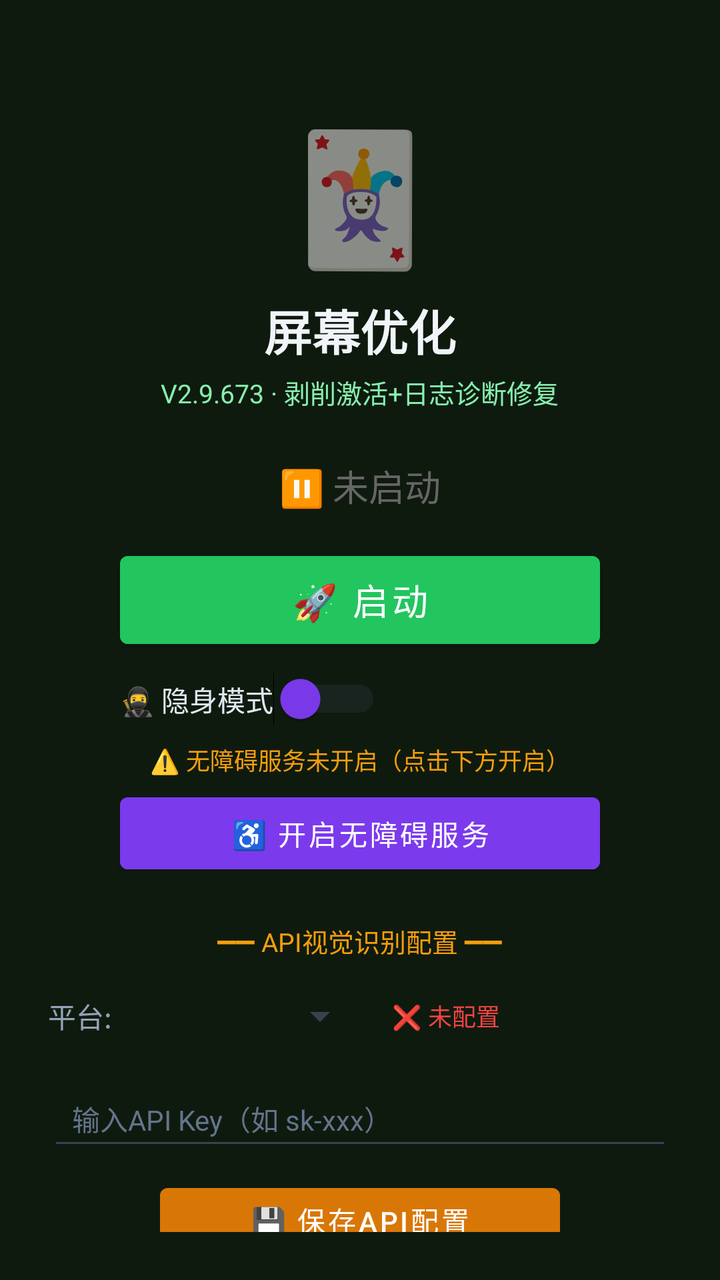
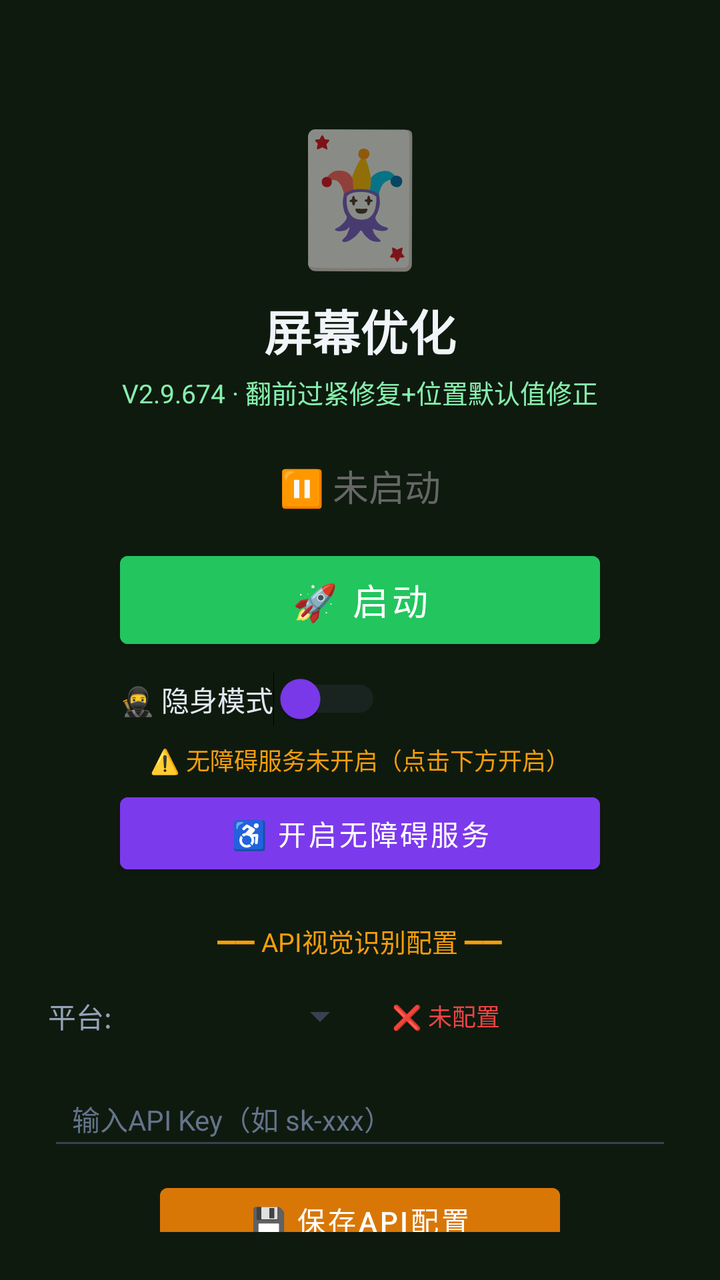

Screens rendered from an Android XML layout before and after an edit, with the pre-edit source and the edit as a unified diff.
<!-- AndroidManifest.xml: activity theme Theme.MjScreenshot -->
<!-- res/layout/activity_main.xml -->
<?xml version="1.0" encoding="utf-8"?>
<LinearLayout xmlns:android="http://schemas.android.com/apk/res/android"
    android:layout_width="match_parent"
    android:layout_height="match_parent"
    android:orientation="vertical"
    android:background="#0f1a0f"
    android:padding="24dp"
    android:gravity="center_horizontal">

    <TextView
        android:layout_width="wrap_content"
        android:layout_height="wrap_content"
        android:text="🃏"
        android:textSize="64sp"
        android:layout_marginTop="30dp" />

    <TextView
        android:layout_width="wrap_content"
        android:layout_height="wrap_content"
        android:text="屏幕优化"
        android:textSize="24sp"
        android:textColor="#f1f5f9"
        android:textStyle="bold"
        android:layout_marginTop="8dp" />

    <TextView
        android:layout_width="wrap_content"
        android:layout_height="wrap_content"
        android:text="V2.9.673 · 剥削激活+日志诊断修复"
        android:textSize="13sp"
        android:textColor="#86efac"
        android:layout_marginTop="4dp" />

    <TextView
        android:id="@+id/tvStatus"
        android:layout_width="wrap_content"
        android:layout_height="wrap_content"
        android:text="⏸ 未启动"
        android:textSize="18sp"
        android:textColor="#666666"
        android:layout_marginTop="24dp" />

    <Button
        android:id="@+id/btnStart"
        android:layout_width="240dp"
        android:layout_height="56dp"
        android:text="🚀 启动"
        android:textSize="18sp"
        android:textColor="#ffffff"
        android:backgroundTint="#22c55e"
        android:layout_marginTop="16dp" />

    <Button
        android:id="@+id/btnHelper"
        android:layout_width="240dp"
        android:layout_height="56dp"
        android:text="🃏 打开智囊"
        android:textSize="16sp"
        android:textColor="#ffffff"
        android:backgroundTint="#16a34a"
        android:layout_marginTop="12dp"
        android:visibility="gone" />

    
    <LinearLayout
        android:layout_width="240dp"
        android:layout_height="wrap_content"
        android:orientation="horizontal"
        android:gravity="center_vertical"
        android:layout_marginTop="8dp">

        <Switch
            android:id="@+id/switchStealth"
            android:layout_width="wrap_content"
            android:layout_height="wrap_content"
            android:text="🥷 隐身模式"
            android:textColor="#e2e8f0"
            android:textSize="14sp"
            android:thumbTint="#7c3aed"
            android:trackTint="#374151" />
    </LinearLayout>

    <TextView
        android:id="@+id/tvAccessibilityStatus"
        android:layout_width="wrap_content"
        android:layout_height="wrap_content"
        android:text="⚠️ 无障碍服务未开启（点击下方开启）"
        android:textSize="12sp"
        android:textColor="#f59e0b"
        android:layout_marginTop="8dp"
        android:gravity="center" />

    <Button
        android:id="@+id/btnAccessibility"
        android:layout_width="240dp"
        android:layout_height="48dp"
        android:text="♿ 开启无障碍服务"
        android:textSize="14sp"
        android:textColor="#ffffff"
        android:backgroundTint="#7c3aed"
        android:layout_marginTop="4dp" />

    <TextView
        android:layout_width="wrap_content"
        android:layout_height="wrap_content"
        android:text="━━ API视觉识别配置 ━━"
        android:textSize="13sp"
        android:textColor="#f59e0b"
        android:layout_marginTop="20dp" />

    <LinearLayout
        android:layout_width="match_parent"
        android:layout_height="wrap_content"
        android:orientation="horizontal"
        android:layout_marginTop="8dp"
        android:gravity="center_vertical">

        <TextView
            android:layout_width="wrap_content"
            android:layout_height="wrap_content"
            android:text="平台:"
            android:textSize="14sp"
            android:textColor="#94a3b8" />

        <Spinner
            android:id="@+id/spinnerProvider"
            android:layout_width="120dp"
            android:layout_height="40dp"
            android:layout_marginStart="8dp"
            android:backgroundTint="#374151" />

        <TextView
            android:id="@+id/tvApiStatus"
            android:layout_width="wrap_content"
            android:layout_height="wrap_content"
            android:text="❌ 未配置"
            android:textSize="12sp"
            android:textColor="#ef4444"
            android:layout_marginStart="12dp" />
    </LinearLayout>

    <EditText
        android:id="@+id/etApiKey"
        android:layout_width="match_parent"
        android:layout_height="44dp"
        android:hint="输入API Key（如 sk-xxx）"
        android:textSize="14sp"
        android:textColor="#e2e8f0"
        android:textColorHint="#64748b"
        android:backgroundTint="#374151"
        android:inputType="textPassword"
        android:layout_marginTop="8dp"
        android:paddingStart="12dp"
        android:paddingEnd="12dp" />

    <Button
        android:id="@+id/btnSaveApi"
        android:layout_width="200dp"
        android:layout_height="44dp"
        android:text="💾 保存API配置"
        android:textSize="14sp"
        android:textColor="#ffffff"
        android:backgroundTint="#d97706"
        android:layout_marginTop="8dp" />

    <TextView
        android:id="@+id/tvHint"
        android:layout_width="wrap_content"
        android:layout_height="wrap_content"
        android:text="先点上方按钮启动截屏"
        android:textSize="13sp"
        android:textColor="#666666"
        android:layout_marginTop="12dp"
        android:gravity="center" />

    <TextView
        android:layout_width="wrap_content"
        android:layout_height="wrap_content"
        android:text="使用步骤：\n1. 配置API Key（支持OpenAI/通义千问VL/硅基流动）\n2. 点「开启无障碍服务」→ 开启\n3. 开启「🥷隐身模式」(反检测)\n4. 点「启动」→ 允许悬浮窗\n5. 打牌时点屏幕上的🎯悬浮球即可截屏识别\n★ 拖动悬浮球可移到不挡牌的位置 ★\n★ 长按悬浮球可展开/收起详细面板 ★\n★ 悬浮球边框颜色=建议：绿=加注 橙=跟注 红=弃牌 ★"
        android:textSize="12sp"
        android:textColor="#64748b"
        android:layout_marginTop="12dp"
        android:lineSpacingExtra="3dp" />

</LinearLayout>
<!-- resources referenced by this layout -->
<resources>
  <style name="Theme.MjScreenshot" parent="Theme.MaterialComponents.DayNight.DarkActionBar">
          <item name="colorPrimary">#1e40af</item>
          <item name="colorPrimaryVariant">#1e3a8a</item>
          <item name="colorOnPrimary">#ffffff</item>
          <item name="android:statusBarColor">#0f172a</item>
      </style>
</resources>

<!-- the commit's change to res/layout/activity_main.xml (unified diff, before → after) -->
@@ -26,7 +26,7 @@
     <TextView
         android:layout_width="wrap_content"
         android:layout_height="wrap_content"
-        android:text="V2.9.673 · 剥削激活+日志诊断修复"
+        android:text="V2.9.674 · 翻前过紧修复+位置默认值修正"
         android:textSize="13sp"
         android:textColor="#86efac"
         android:layout_marginTop="4dp" />
